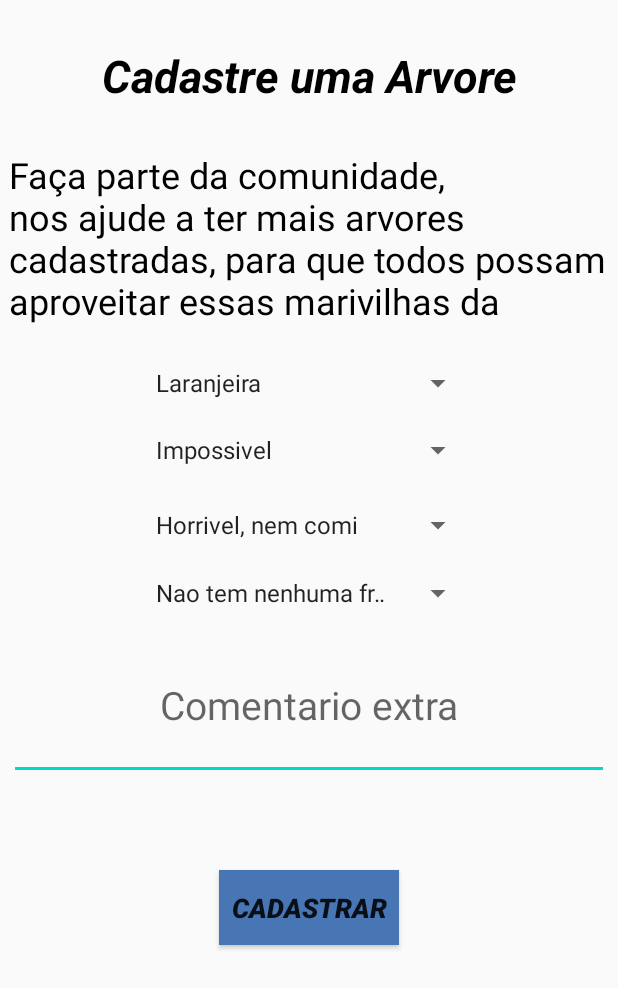
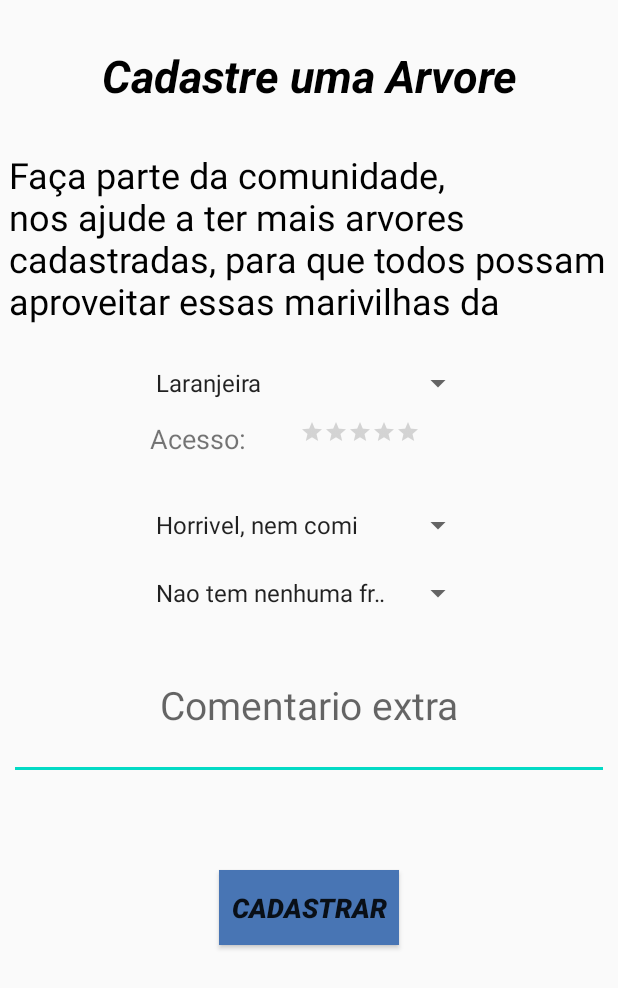
Before and after one commit to VergaraC/Fruit-Map, an Android app: the Cadastro screen opened directly, with no data from a screen before it, on a phone screen of 412 x 824 dp. Shown: the top 988 px of the screen. Run offline under Robolectric (Android 15) with nearby library versions, the phone set to English and light mode, and no system bars; 2 statements that could not run were skipped.

Commit message:
Indo Stars

```diff
--- a/FruitMap/app/src/main/res/layout/cadastro.xml
+++ b/FruitMap/app/src/main/res/layout/cadastro.xml
@@ -28,20 +28,44 @@
         android:layout_height="120dp"
         android:layout_marginTop="100dp"
         android:layout_centerHorizontal="true"
-        android:text="@string/fa_a_parte_da_comunidade_nos_ajude_a_ter_mais_arvores_cadastradas_para_que_todos_possam_aproveitar_essas_marivilhas_da_natureza"
+        android:text="@string/Desc"
         android:textColor="#000000"
         android:textSize="24sp">
     </TextView>
 
+    <!-- No Futuro mudar pra um List View com Busca-->>
     <Spinner
         android:id="@+id/tipo"
+        android:layout_centerHorizontal="true"
+        android:layout_marginTop="235dp"
         android:layout_width="220dp"
         android:layout_height="40dp"
-        android:layout_centerHorizontal="true"
-        android:layout_marginTop="235dp"
-        android:entries="@array/labels_tipos"
-        android:prompt="@string/tipo_de_arvore"
+        android:entries= "@array/labels_tipos"
+        android:prompt= "@string/tipo_de_arvore"
         android:textSize="16sp" />
+
+    <TextView
+        android:id="@+id/acesso"
+        android:layout_width="wrap_content"
+        android:layout_height="wrap_content"
+        android:layout_marginTop="280dp"
+        android:layout_marginLeft="100dp"
+        android:text="Acesso:"
+        android:textSize="18sp"
+
+        />
+    <RatingBar
+        android:id="@+id/R_acesso"
+        style="?android:attr/ratingBarStyleSmall"
+        android:layout_width="wrap_content"
+        android:layout_height="wrap_content"
+        android:layout_marginLeft="200dp"
+        android:layout_marginTop="280dp"
+        android:isIndicator="true"
+        android:numStars="5"
+        android:stepSize="0.3" />
+
+    <!--
 
     <Spinner
         android:id="@+id/acesso"
@@ -52,7 +76,7 @@
         android:entries="@array/labels_acesso"
         android:hint="@string/acesso"
         android:textSize="16sp" />
-
+  -->>
     <Spinner
         android:id="@+id/quali_fruta"
         android:layout_width="220dp"
--- a/FruitMap/app/src/main/res/values/strings.xml
+++ b/FruitMap/app/src/main/res/values/strings.xml
@@ -7,6 +7,6 @@
     <string name="tipo_de_arvore">Tipo de arvore</string>
     <string name="cadastre_uma_arvore">Cadastre uma Arvore</string>
     <string name="quantidade_de_frutas">Quantidade de Frutas</string>
-    <string name="fa_a_parte_da_comunidade_nos_ajude_a_ter_mais_arvores_cadastradas_para_que_todos_possam_aproveitar_essas_marivilhas_da_natureza">Faça parte da comunidade, nos ajude a ter mais arvores cadastradas, para que todos possam aproveitar essas marivilhas da natureza!!!</string>
+    <string name="Desc">Faça parte da comunidade, nos ajude a ter mais arvores cadastradas, para que todos possam aproveitar essas marivilhas da natureza!!!</string>
     <string name="comentario_extra">Comentario extra</string>
 </resources>
```
